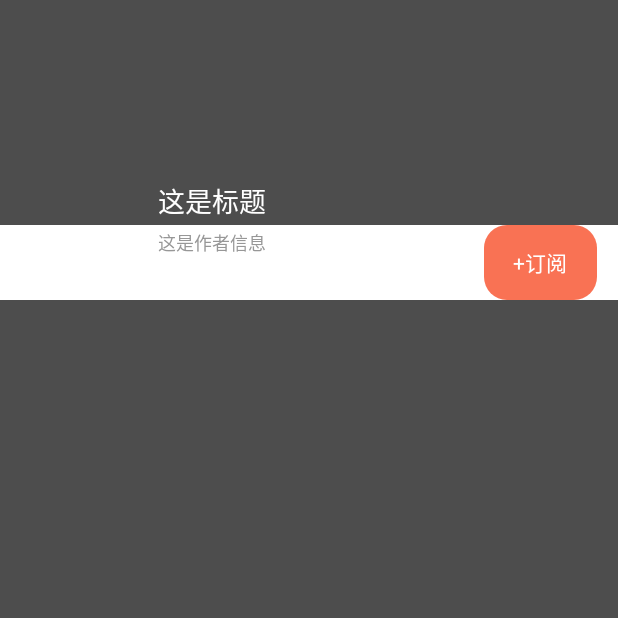
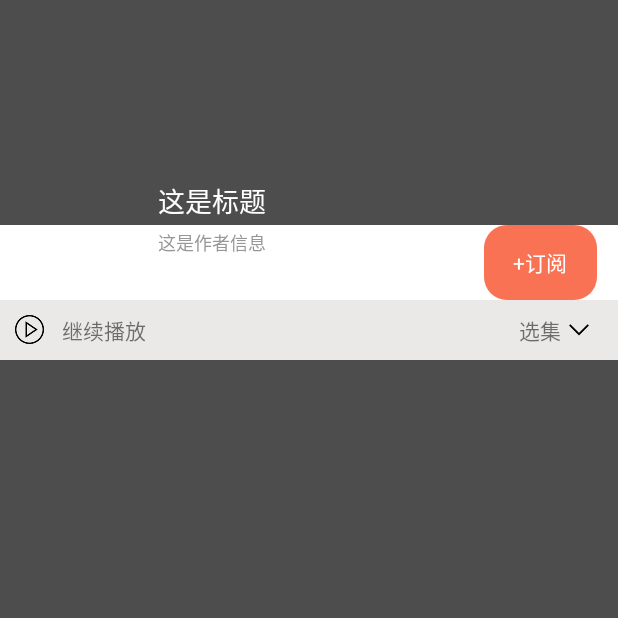
Before and after one commit to 413180794/androidXiMaLaYaFM, an Android app: the DetailActivity screen opened directly, with no data from a screen before it, on a phone screen of 412 x 824 dp, the top half of it. Run offline under Robolectric (Android 15) with nearby library versions, the phone set to English and light mode, and no system bars; our stand-ins replace Picasso.

Commit message:
获取专辑的详情内容

```diff
--- a/app/src/main/res/layout/activity_detail.xml
+++ b/app/src/main/res/layout/activity_detail.xml
@@ -1,6 +1,6 @@
 <?xml version="1.0" encoding="utf-8"?>
-<RelativeLayout
-    xmlns:android="http://schemas.android.com/apk/res/android" android:layout_width="match_parent"
+<RelativeLayout xmlns:android="http://schemas.android.com/apk/res/android"
+    android:layout_width="match_parent"
     android:layout_height="match_parent"
     android:background="#4d4d4d">
 
@@ -9,61 +9,111 @@
         android:id="@+id/iv_large_cover"
         android:layout_width="match_parent"
         android:layout_height="150dp"
-        android:scaleType="fitXY"
-        />
+        android:scaleType="fitXY" />
+
     <RelativeLayout
+        android:id="@+id/subscription_container"
+        android:layout_width="match_parent"
+        android:layout_height="50dp"
         android:layout_below="@+id/iv_large_cover"
-        android:layout_width="match_parent"
-        android:background="#ffffff"
-        android:layout_height="50dp">
+        android:background="#ffffff">
+
         <TextView
             android:layout_width="75dp"
             android:layout_height="75dp"
-            android:textColor="@color/white"
+            android:layout_alignParentRight="true"
             android:layout_centerVertical="true"
-            android:layout_alignParentRight="true"
             android:layout_marginRight="14dp"
             android:background="@drawable/shape_subscription_bg"
             android:gravity="center"
-            android:text="+订阅"/>
-
+            android:text="+订阅"
+            android:textColor="@color/white" />
 
 
     </RelativeLayout>
+
+    <RelativeLayout
+        android:id="@+id/player_control_container"
+        android:layout_width="match_parent"
+        android:layout_height="40dp"
+        android:layout_below="@id/subscription_container"
+        android:background="#EBE8E8">
+
+        <ImageView
+            android:id="@+id/detail_play_control"
+            android:layout_width="19dp"
+            android:layout_height="19dp"
+            android:layout_centerVertical="true"
+            android:layout_marginLeft="10dp"
+            android:src="@mipmap/play_icon" />
+
+        <TextView
+            android:layout_width="wrap_content"
+            android:layout_height="wrap_content"
+            android:layout_centerVertical="true"
+            android:layout_marginLeft="12dp"
+            android:layout_toRightOf="@id/detail_play_control"
+            android:text="继续播放"
+            android:textSize="14sp" />
+
+        <TextView
+            android:layout_width="wrap_content"
+            android:layout_height="wrap_content"
+            android:layout_centerVertical="true"
+            android:layout_marginRight="4dp"
+            android:layout_toLeftOf="@id/detail_arrow"
+            android:text="选集" />
+
+        <ImageView
+            android:id="@+id/detail_arrow"
+            android:layout_width="16dp"
+            android:layout_height="8dp"
+            android:layout_alignParentRight="true"
+            android:layout_centerVertical="true"
+            android:layout_marginRight="18dp"
+            android:src="@mipmap/arrow_icon" />
+    </RelativeLayout>
+
     <com.example.androidximalayafm.views.RoundRectImageView
+        android:id="@+id/viv_small_cover"
         android:layout_width="75dp"
+        android:layout_height="75dp"
         android:layout_below="@+id/iv_large_cover"
-        android:id="@+id/viv_small_cover"
-        android:scaleType="fitXY"
+        android:layout_marginLeft="10dp"
         android:layout_marginTop="-40dp"
-        android:layout_marginLeft="10dp"
-        android:layout_height="75dp"
-       />
+        android:scaleType="fitXY" />
 
     <LinearLayout
         android:layout_width="wrap_content"
-        android:orientation="vertical"
         android:layout_height="wrap_content"
         android:layout_below="@+id/iv_large_cover"
-        android:layout_toRightOf="@+id/viv_small_cover"
         android:layout_marginLeft="20dp"
         android:layout_marginTop="-30dp"
-        >
+        android:layout_toRightOf="@+id/viv_small_cover"
+        android:orientation="vertical">
+
         <TextView
             android:id="@+id/tv_album_title"
             android:layout_width="wrap_content"
             android:layout_height="wrap_content"
-            android:textSize="18sp"
+            android:text="这是标题"
             android:textColor="@color/white"
-            android:text="这是标题"/>
+            android:textSize="18sp" />
+
         <TextView
             android:id="@+id/tv_ablum_author"
             android:layout_width="wrap_content"
             android:layout_height="wrap_content"
-            android:textSize="12sp"
             android:layout_marginTop="5dp"
+            android:text="这是作者信息"
             android:textColor="@color/sub_text_title"
-            android:text="这是作者信息"/>
+            android:textSize="12sp" />
     </LinearLayout>
 
+    <androidx.recyclerview.widget.RecyclerView
+        android:layout_width="match_parent"
+        android:layout_height="match_parent"
+        android:layout_below="@id/player_control_container">
+
+    </androidx.recyclerview.widget.RecyclerView>
 </RelativeLayout>
```
Also changed, not shown: 3 other files.
